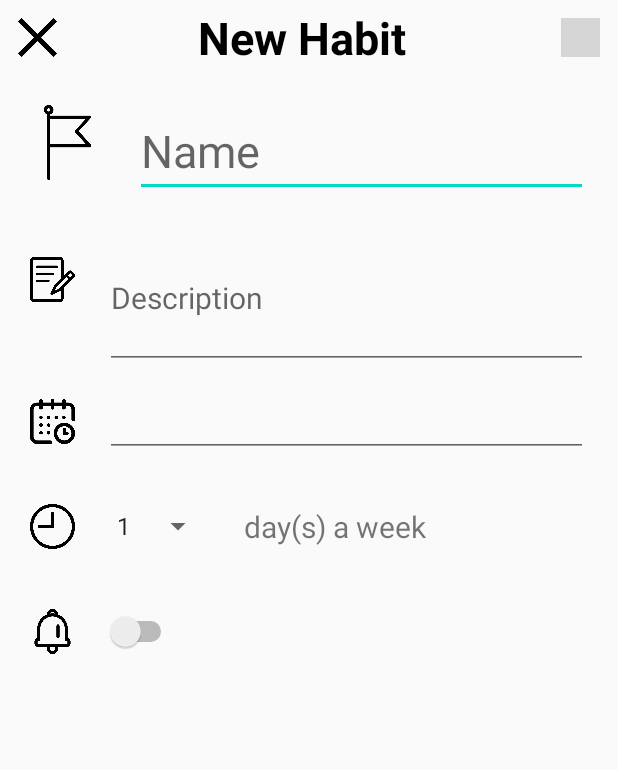
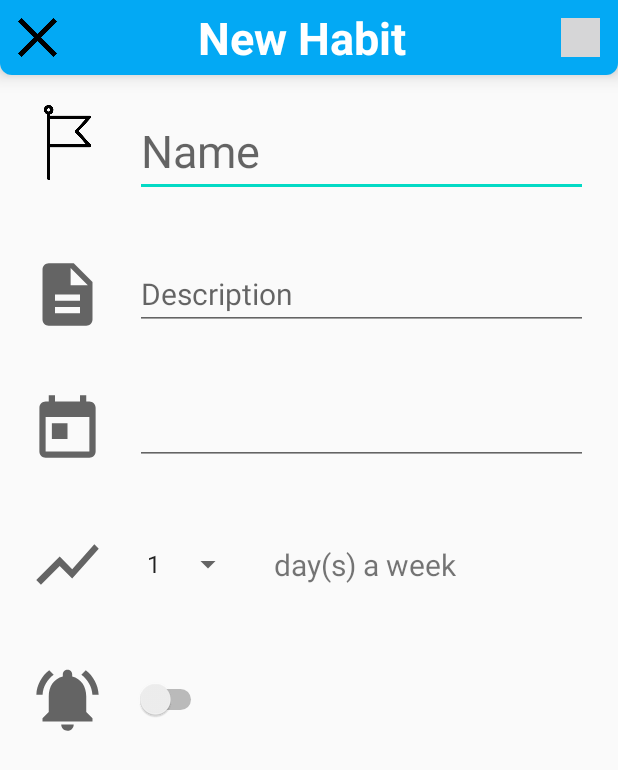
Before and after one commit to quanphanhong/habits-builder, an Android app: the NewHabit screen opened directly, with no data from a screen before it, on a phone screen of 412 x 824 dp. Shown: the top 770 px of the screen. Run offline under Robolectric (Android 15) with nearby library versions, the phone set to English and light mode, and no system bars.

Commit message:
set TitleBar background and make some changes in New Habit UI

```diff
--- a/app/build.gradle
+++ b/app/build.gradle
@@ -10,6 +10,8 @@ android {
         targetSdkVersion 29
         versionCode 1
         versionName "1.0"
+
+        vectorDrawables.useSupportLibrary true
 
         testInstrumentationRunner "androidx.test.runner.AndroidJUnitRunner"
     }
--- /dev/null
+++ b/app/src/main/res/drawable/ic_baseline_access_alarm_24.xml
@@ -0,0 +1,10 @@
+<vector xmlns:android="http://schemas.android.com/apk/res/android"
+    android:width="24dp"
+    android:height="24dp"
+    android:viewportWidth="24"
+    android:viewportHeight="24"
+    android:tint="?attr/colorControlNormal">
+  <path
+      android:fillColor="@android:color/white"
+      android:pathData="M22,5.72l-4.6,-3.86 -1.29,1.53 4.6,3.86L22,5.72zM7.88,3.39L6.6,1.86 2,5.71l1.29,1.53 4.59,-3.85zM12.5,8L11,8v6l4.75,2.85 0.75,-1.23 -4,-2.37L12.5,8zM12,4c-4.97,0 -9,4.03 -9,9s4.02,9 9,9c4.97,0 9,-4.03 9,-9s-4.03,-9 -9,-9zM12,20c-3.87,0 -7,-3.13 -7,-7s3.13,-7 7,-7 7,3.13 7,7 -3.13,7 -7,7z"/>
+</vector>
--- /dev/null
+++ b/app/src/main/res/drawable/ic_baseline_access_time_24.xml
@@ -0,0 +1,13 @@
+<vector xmlns:android="http://schemas.android.com/apk/res/android"
+    android:width="24dp"
+    android:height="24dp"
+    android:viewportWidth="24"
+    android:viewportHeight="24"
+    android:tint="?attr/colorControlNormal">
+  <path
+      android:fillColor="@android:color/white"
+      android:pathData="M11.99,2C6.47,2 2,6.48 2,12s4.47,10 9.99,10C17.52,22 22,17.52 22,12S17.52,2 11.99,2zM12,20c-4.42,0 -8,-3.58 -8,-8s3.58,-8 8,-8 8,3.58 8,8 -3.58,8 -8,8z"/>
+  <path
+      android:fillColor="@android:color/white"
+      android:pathData="M12.5,7H11v6l5.25,3.15 0.75,-1.23 -4.5,-2.67z"/>
+</vector>
--- /dev/null
+++ b/app/src/main/res/drawable/ic_baseline_add_24.xml
@@ -0,0 +1,5 @@
+<vector android:height="24dp" android:tint="#FFFFFF"
+    android:viewportHeight="24" android:viewportWidth="24"
+    android:width="24dp" xmlns:android="http://schemas.android.com/apk/res/android">
+    <path android:fillColor="@android:color/white" android:pathData="M19,13h-6v6h-2v-6H5v-2h6V5h2v6h6v2z"/>
+</vector>
--- /dev/null
+++ b/app/src/main/res/drawable/ic_baseline_description_24.xml
@@ -0,0 +1,10 @@
+<vector xmlns:android="http://schemas.android.com/apk/res/android"
+    android:width="24dp"
+    android:height="24dp"
+    android:viewportWidth="24"
+    android:viewportHeight="24"
+    android:tint="?attr/colorControlNormal">
+  <path
+      android:fillColor="@android:color/white"
+      android:pathData="M14,2L6,2c-1.1,0 -1.99,0.9 -1.99,2L4,20c0,1.1 0.89,2 1.99,2L18,22c1.1,0 2,-0.9 2,-2L20,8l-6,-6zM16,18L8,18v-2h8v2zM16,14L8,14v-2h8v2zM13,9L13,3.5L18.5,9L13,9z"/>
+</vector>
--- /dev/null
+++ b/app/src/main/res/drawable/ic_baseline_notifications_active_24.xml
@@ -0,0 +1,10 @@
+<vector xmlns:android="http://schemas.android.com/apk/res/android"
+    android:width="24dp"
+    android:height="24dp"
+    android:viewportWidth="24"
+    android:viewportHeight="24"
+    android:tint="?attr/colorControlNormal">
+  <path
+      android:fillColor="@android:color/white"
+      android:pathData="M7.58,4.08L6.15,2.65C3.75,4.48 2.17,7.3 2.03,10.5h2c0.15,-2.65 1.51,-4.97 3.55,-6.42zM19.97,10.5h2c-0.15,-3.2 -1.73,-6.02 -4.12,-7.85l-1.42,1.43c2.02,1.45 3.39,3.77 3.54,6.42zM18,11c0,-3.07 -1.64,-5.64 -4.5,-6.32L13.5,4c0,-0.83 -0.67,-1.5 -1.5,-1.5s-1.5,0.67 -1.5,1.5v0.68C7.63,5.36 6,7.92 6,11v5l-2,2v1h16v-1l-2,-2v-5zM12,22c0.14,0 0.27,-0.01 0.4,-0.04 0.65,-0.14 1.18,-0.58 1.44,-1.18 0.1,-0.24 0.15,-0.5 0.15,-0.78h-4c0.01,1.1 0.9,2 2.01,2z"/>
+</vector>
--- /dev/null
+++ b/app/src/main/res/drawable/ic_baseline_show_chart_24.xml
@@ -0,0 +1,10 @@
+<vector xmlns:android="http://schemas.android.com/apk/res/android"
+    android:width="24dp"
+    android:height="24dp"
+    android:viewportWidth="24"
+    android:viewportHeight="24"
+    android:tint="?attr/colorControlNormal">
+  <path
+      android:fillColor="@android:color/white"
+      android:pathData="M3.5,18.49l6,-6.01 4,4L22,6.92l-1.41,-1.41 -7.09,7.97 -4,-4L2,16.99z"/>
+</vector>
--- /dev/null
+++ b/app/src/main/res/drawable/ic_baseline_today_24.xml
@@ -0,0 +1,10 @@
+<vector xmlns:android="http://schemas.android.com/apk/res/android"
+    android:width="24dp"
+    android:height="24dp"
+    android:viewportWidth="24"
+    android:viewportHeight="24"
+    android:tint="?attr/colorControlNormal">
+  <path
+      android:fillColor="@android:color/white"
+      android:pathData="M19,3h-1L18,1h-2v2L8,3L8,1L6,1v2L5,3c-1.11,0 -1.99,0.9 -1.99,2L3,19c0,1.1 0.89,2 2,2h14c1.1,0 2,-0.9 2,-2L21,5c0,-1.1 -0.9,-2 -2,-2zM19,19L5,19L5,8h14v11zM7,10h5v5L7,15z"/>
+</vector>
--- /dev/null
+++ b/app/src/main/res/drawable/title_bar_background.xml
@@ -0,0 +1,10 @@
+<?xml version="1.0" encoding="utf-8"?>
+<shape
+    xmlns:android="http://schemas.android.com/apk/res/android"
+    android:shape="rectangle">
+    <solid android:color="@color/colorTitleBar"/>
+    <corners
+        android:radius="8dp"
+        android:topRightRadius="0dp"
+        android:topLeftRadius="0dp"/>
+</shape>
--- a/app/src/main/res/layout/activity_main.xml
+++ b/app/src/main/res/layout/activity_main.xml
@@ -9,6 +9,8 @@
     <androidx.constraintlayout.widget.ConstraintLayout
         android:id="@+id/header_panel"
         android:layout_width="match_parent"
+        android:background="@drawable/title_bar_background"
+        android:elevation="8dp"
         android:layout_height="50dp">
 
         <TextView
@@ -61,7 +63,7 @@
             android:clickable="true"
             android:onClick="addingHabitClicked"
             app:backgroundTint="#03A9F4"
-            app:srcCompat="@drawable/ic_plus" />
+            app:srcCompat="@drawable/ic_baseline_add_24" />
 
     </com.google.android.material.bottomnavigation.BottomNavigationView>
 
--- a/app/src/main/res/layout/activity_new_habit.xml
+++ b/app/src/main/res/layout/activity_new_habit.xml
@@ -9,6 +9,8 @@
     <androidx.constraintlayout.widget.ConstraintLayout
         android:id="@+id/header_panel"
         android:layout_width="match_parent"
+        android:background="@drawable/title_bar_background"
+        android:elevation="8dp"
         android:layout_height="50dp">
 
         <TextView
@@ -98,19 +100,20 @@
 
                 <ImageView
                     android:id="@+id/habit_description_image_view"
-                    android:layout_width="30dp"
-                    android:layout_height="30dp"
+                    android:layout_width="50dp"
+                    android:layout_height="50dp"
                     android:layout_margin="@dimen/new_habit_icon_margin"
-                    android:src="@drawable/ic_writing"/>
+                    android:src="@drawable/ic_baseline_description_24"/>
 
                 <EditText
                     android:id="@+id/habit_description_edit_text"
                     android:layout_width="match_parent"
                     android:layout_height="wrap_content"
+                    android:layout_gravity="center_vertical"
                     android:layout_marginRight="@dimen/new_habit_text_margin"
                     android:hint="@string/new_habit_title2"
-                    android:maxLines="3"
-                    android:minLines="3"
+                    android:maxLines="1"
+                    android:minLines="1"
                     android:textSize="@dimen/new_habit_edit_text_size_small" />
 
             </LinearLayout>
@@ -123,11 +126,11 @@
 
                 <ImageView
                     android:id="@+id/habit_starting_day_image_view"
-                    android:layout_width="30dp"
-                    android:layout_height="30dp"
+                    android:layout_width="50dp"
+                    android:layout_height="50dp"
                     android:layout_margin="@dimen/new_habit_icon_margin"
                     android:layout_gravity="center_vertical"
-                    android:src="@drawable/ic_calendar"/>
+                    android:src="@drawable/ic_baseline_today_24"/>
 
                 <EditText
                     android:id="@+id/habit_starting_day_edit_text"
@@ -136,6 +139,7 @@
                     android:layout_gravity="center_vertical"
                     android:layout_marginRight="@dimen/new_habit_text_margin"
                     android:editable="false"
+                    android:inputType="none"
                     android:onClick="datePickerClicked"
                     android:gravity="end"
                     android:singleLine="true"
@@ -152,10 +156,10 @@
 
                 <ImageView
                     android:id="@+id/habit_frequency_image_view"
-                    android:layout_width="30dp"
-                    android:layout_height="30dp"
+                    android:layout_width="50dp"
+                    android:layout_height="50dp"
                     android:layout_margin="@dimen/new_habit_icon_margin"
-                    android:src="@drawable/ic_clock"/>
+                    android:src="@drawable/ic_baseline_show_chart_24"/>
 
                 <Spinner
                     android:id="@+id/habit_frequency_spinner"
@@ -186,10 +190,10 @@
 
                 <ImageView
                     android:id="@+id/habit_alert_image_view"
-                    android:layout_width="30dp"
-                    android:layout_height="30dp"
+                    android:layout_width="50dp"
+                    android:layout_height="50dp"
                     android:layout_margin="@dimen/new_habit_icon_margin"
-                    android:src="@drawable/ic_bell"/>
+                    android:src="@drawable/ic_baseline_notifications_active_24"/>
 
                 <Switch
                     android:id="@+id/habit_alert_switch"
@@ -208,9 +212,9 @@
                 android:layout_alignParentRight="true">
 
                 <ImageView
-                    android:layout_width="30dp"
-                    android:layout_height="30dp"
-                    android:src="@drawable/ic_alarmclock"
+                    android:layout_width="50dp"
+                    android:layout_height="50dp"
+                    android:src="@drawable/ic_baseline_access_alarm_24"
                     android:layout_gravity="center_vertical"
                     android:layout_margin="@dimen/new_habit_icon_margin"/>
 
@@ -221,6 +225,7 @@
                     android:layout_gravity="center_vertical"
                     android:layout_marginRight="@dimen/new_habit_text_margin"
                     android:editable="false"
+                    android:inputType="none"
                     android:onClick="timePickerClicked"
                     android:singleLine="true"
                     android:text="11:11 AM"
--- a/app/src/main/res/values/colors.xml
+++ b/app/src/main/res/values/colors.xml
@@ -3,7 +3,10 @@
     <color name="colorPrimary">#000000</color>
     <color name="colorPrimaryDark">#000000</color>
     <color name="colorAccent">#03DAC5</color>
-    <color name="titleColor">#000000</color>
+    <color name="titleColor">#FFFFFF</color>
+
+    <!-- title bar -->
+    <color name="colorTitleBar">#03A9F4</color>
 
     <!-- habit list -->
     <color name="colorHabitStartingDate">#FC0303</color>
```
